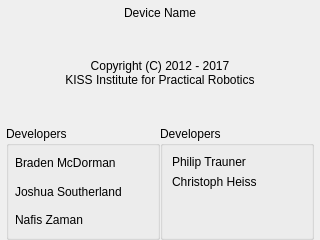
First picture: the form in ui/AboutWidget.ui, repository F-WuTS/botui, before the edit.
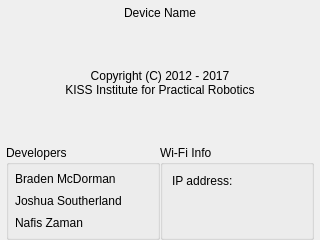
Second picture: the form after the edit.

Commit message: Replace second developers column with network info.

```diff
--- a/ui/AboutWidget.ui
+++ b/ui/AboutWidget.ui
@@ -126,7 +126,7 @@
      <item>
       <widget class="QGroupBox" name="wifiBox">
        <property name="title">
-        <string>Developers</string>
+        <string>Wi-Fi Info</string>
        </property>
        <layout class="QVBoxLayout" name="verticalLayout_3">
         <item>
@@ -134,18 +134,14 @@
           <item>
            <widget class="QLabel" name="label_3">
             <property name="text">
-             <string>Philip Trauner</string>
+             <string>IP address:</string>
             </property>
            </widget>
           </item>
-         </layout>
-        </item>
-        <item>
-         <layout class="QHBoxLayout" name="horizontalLayout_3">
           <item>
-           <widget class="QLabel" name="label_8">
+           <widget class="QLabel" name="ipAddress">
             <property name="text">
-             <string>Christoph Heiss</string>
+             <string></string>
             </property>
            </widget>
           </item>
```
The commit also changes 4 other files.
